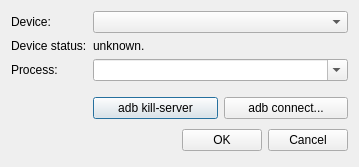
Old version of the form src/DGLGui/ui/dglconnectandroid.ui in the repository scygan/debugler.
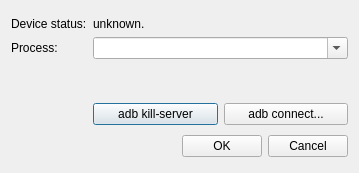
New version of the form. Custom widgets are drawn as their Qt base class.

Commit message: Little refactor to add android device choice widget also to android prepare wizard.

What changed in the file:
```diff
--- a/src/DGLGui/ui/dglconnectandroid.ui
+++ b/src/DGLGui/ui/dglconnectandroid.ui
@@ -10,40 +10,50 @@
     <x>0</x>
     <y>0</y>
     <width>359</width>
-    <height>167</height>
+    <height>173</height>
    </rect>
   </property>
   <property name="windowTitle">
    <string>Attach to Android App</string>
   </property>
   <layout class="QVBoxLayout" name="verticalLayout_2">
+   <item>
+    <widget class="DGLAndroidSelectDevWidget" name="selectDevWidget" native="true"/>
+   </item>
    <item>
     <layout class="QFormLayout" name="formLayout">
      <property name="fieldGrowthPolicy">
       <enum>QFormLayout::AllNonFixedFieldsGrow</enum>
      </property>
-     <item row="1" column="0">
-      <widget class="QLabel" name="label">
+     <item row="2" column="0">
+      <widget class="QLabel" name="label_4">
        <property name="text">
-        <string>Device:</string>
+        <string>Device status:</string>
        </property>
       </widget>
      </item>
-     <item row="4" column="0">
+     <item row="2" column="1">
+      <widget class="QLabel" name="label_deviceStatus">
+       <property name="text">
+        <string>unknown.</string>
+       </property>
+      </widget>
+     </item>
+     <item row="3" column="0">
       <widget class="QLabel" name="label_2">
        <property name="text">
         <string>Process:</string>
        </property>
       </widget>
      </item>
-     <item row="1" column="1">
-      <widget class="QComboBox" name="comboBox">
+     <item row="3" column="1">
+      <widget class="QComboBox" name="comboBox_2">
        <property name="editable">
-        <bool>false</bool>
+        <bool>true</bool>
        </property>
       </widget>
      </item>
-     <item row="5" column="0">
+     <item row="4" column="0">
       <spacer name="verticalSpacer">
        <property name="orientation">
         <enum>Qt::Vertical</enum>
@@ -56,7 +66,7 @@
        </property>
       </spacer>
      </item>
-     <item row="6" column="1">
+     <item row="5" column="1">
       <layout class="QHBoxLayout" name="horizontalLayout">
        <item>
         <widget class="QPushButton" name="pushButton_2">
@@ -74,27 +84,6 @@
        </item>
       </layout>
      </item>
-     <item row="4" column="1">
-      <widget class="QComboBox" name="comboBox_2">
-       <property name="editable">
-        <bool>true</bool>
-       </property>
-      </widget>
-     </item>
-     <item row="3" column="1">
-      <widget class="QLabel" name="label_deviceStatus">
-       <property name="text">
-        <string>unknown.</string>
-       </property>
-      </widget>
-     </item>
-     <item row="3" column="0">
-      <widget class="QLabel" name="label_4">
-       <property name="text">
-        <string>Device status:</string>
-       </property>
-      </widget>
-     </item>
     </layout>
    </item>
    <item>
@@ -145,6 +134,14 @@
    </item>
   </layout>
  </widget>
+ <customwidgets>
+  <customwidget>
+   <class>DGLAndroidSelectDevWidget</class>
+   <extends>QWidget</extends>
+   <header>dglandroidselectdev.h</header>
+   <container>1</container>
+  </customwidget>
+ </customwidgets>
  <resources/>
  <connections>
   <connection>
```
Left out of the diff: 20 changed lines with no effect on the pictures. The commit also changes 11 other files.
